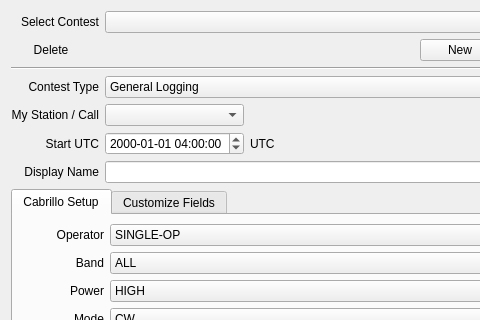
Qt form qsourcelogger/data/ContestEdit.ui (kyleboyle/not1mm) before a commit; both pictures show x 0 to 480 and y 0 to 320 of the 597 by 807 pixel window.
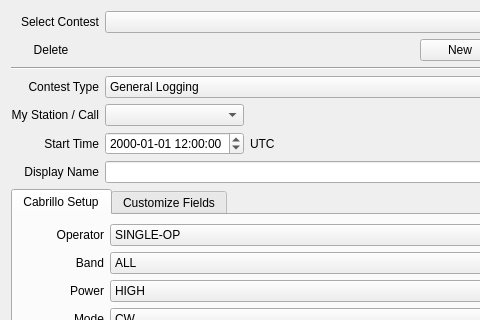
The same form after that commit.

Patch:
```diff
--- a/qsourcelogger/data/ContestEdit.ui
+++ b/qsourcelogger/data/ContestEdit.ui
@@ -892,7 +892,7 @@
      </property>
      <property name="time">
       <time>
-       <hour>4</hour>
+       <hour>12</hour>
        <minute>0</minute>
        <second>0</second>
       </time>
@@ -1004,7 +1004,7 @@
    <item row="6" column="0">
     <widget class="QLabel" name="label_3">
      <property name="text">
-      <string>Start UTC</string>
+      <string>Start Time</string>
      </property>
      <property name="alignment">
       <set>Qt::AlignRight|Qt::AlignTrailing|Qt::AlignVCenter</set>
```
Left out of the diff: 3 changed lines with no effect on the pictures.
